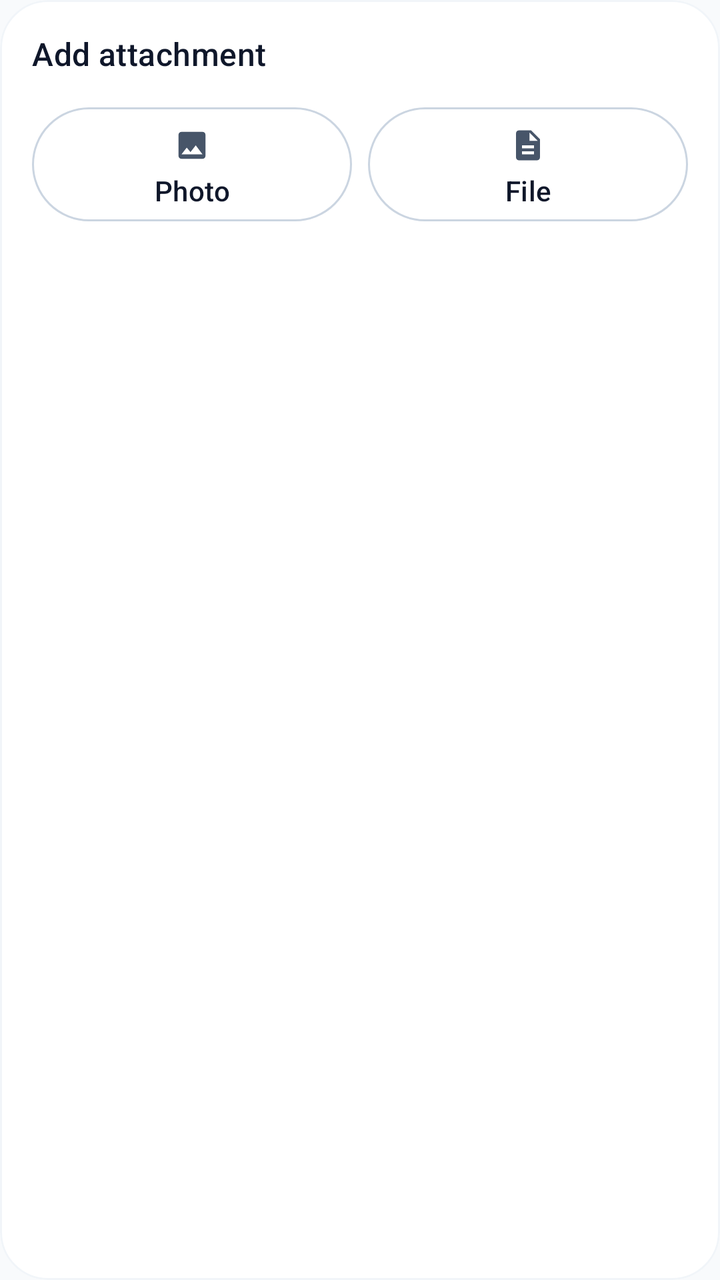
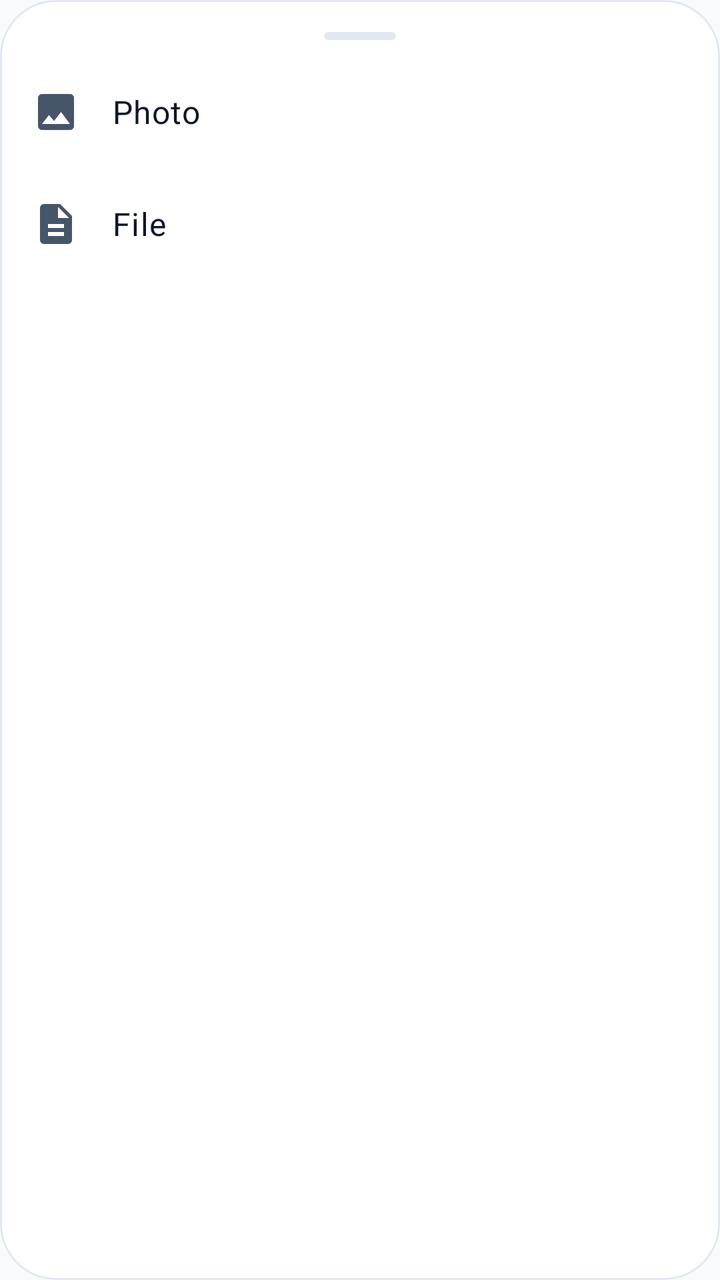

Two renders of the same Android screen: before a commit and after it. Below are the layout's source before the change and the commit's diff.
<!-- AndroidManifest.xml: application theme Theme.NexaChat -->
<!-- res/layout/bottom_sheet_attachment_picker.xml -->
<?xml version="1.0" encoding="utf-8"?>
<com.google.android.material.card.MaterialCardView xmlns:android="http://schemas.android.com/apk/res/android"
    xmlns:app="http://schemas.android.com/apk/res-auto"
    android:id="@+id/attachmentSheetRoot"
    android:layout_width="match_parent"
    android:layout_height="wrap_content"
    app:cardBackgroundColor="?attr/colorSurface"
    app:cardCornerRadius="24dp"
    app:cardElevation="0dp"
    app:strokeColor="?attr/colorSurfaceVariant"
    app:strokeWidth="1dp">

    <LinearLayout
        android:layout_width="match_parent"
        android:layout_height="wrap_content"
        android:orientation="vertical"
        android:padding="16dp">

        <TextView
            android:layout_width="match_parent"
            android:layout_height="wrap_content"
            android:paddingBottom="12dp"
            android:text="@string/attachment_picker_title"
            android:textAppearance="?attr/textAppearanceTitleMedium"
            android:textColor="?attr/colorOnSurface" />

        <LinearLayout
            android:layout_width="match_parent"
            android:layout_height="wrap_content"
            android:orientation="horizontal">

            <com.google.android.material.button.MaterialButton
                android:id="@+id/pickImage"
                style="@style/Widget.Material3.Button.OutlinedButton"
                android:layout_width="0dp"
                android:layout_height="wrap_content"
                android:layout_marginEnd="4dp"
                android:layout_weight="1"
                android:minHeight="@dimen/min_touch_target"
                android:text="@string/attachment_pick_image"
                android:textColor="?attr/colorOnSurface"
                app:icon="@drawable/ic_image"
                app:iconGravity="textTop"
                app:iconPadding="8dp"
                app:iconTint="?attr/colorOnSurfaceVariant" />

            <com.google.android.material.button.MaterialButton
                android:id="@+id/pickFile"
                style="@style/Widget.Material3.Button.OutlinedButton"
                android:layout_width="0dp"
                android:layout_height="wrap_content"
                android:layout_marginStart="4dp"
                android:layout_weight="1"
                android:minHeight="@dimen/min_touch_target"
                android:text="@string/attachment_pick_file"
                android:textColor="?attr/colorOnSurface"
                app:icon="@drawable/ic_description"
                app:iconGravity="textTop"
                app:iconPadding="8dp"
                app:iconTint="?attr/colorOnSurfaceVariant" />
        </LinearLayout>
    </LinearLayout>
</com.google.android.material.card.MaterialCardView>
<!-- resources referenced by this layout -->
<resources>
  <dimen name="min_touch_target">48dp</dimen>
  <string name="attachment_pick_file">File</string>
  <string name="attachment_pick_image">Photo</string>
  <string name="attachment_picker_title">Add attachment</string>
  <style name="Theme.NexaChat" parent="Theme.NexaChat.Views" />
  <color name="colorPrimary">@color/brand_indigo</color>
  <color name="colorOnPrimary">#FFFFFFFF</color>
  <color name="colorPrimaryContainer">@color/brand_indigo_container</color>
  <color name="colorOnPrimaryContainer">@color/brand_on_indigo_container</color>
  <color name="colorSecondary">@color/slate_secondary</color>
  <color name="colorOnSecondary">#FFFFFFFF</color>
  <color name="colorSecondaryContainer">@color/slate_secondary_container</color>
  <color name="colorOnSecondaryContainer">@color/slate_on_secondary_container</color>
  <color name="colorTertiary">@color/tertiary_sky</color>
  <color name="colorOnTertiary">#FF082F49</color>
  <color name="colorTertiaryContainer">@color/tertiary_sky_container</color>
  <color name="colorOnTertiaryContainer">@color/tertiary_on_sky_container</color>
  <color name="colorError">@color/error_red</color>
  <color name="colorOnError">#FFFFFFFF</color>
  <color name="colorErrorContainer">@color/error_container_light</color>
  <color name="colorOnErrorContainer">@color/on_error_container_light</color>
  <color name="colorBackground">@color/background_light</color>
  <color name="colorOnBackground">@color/text_primary_light</color>
  <color name="colorSurface">@color/surface_light</color>
  <color name="colorOnSurface">@color/text_primary_light</color>
  <color name="colorSurfaceVariant">@color/surface_variant_light</color>
  <color name="surface_container_low_light">#FFF8FAFC</color>
  <color name="surface_container_light">#FFF1F5F9</color>
  <color name="surface_container_high_light">#FFE2E8F0</color>
  <color name="colorOnSurfaceVariant">@color/text_secondary_light</color>
  <color name="colorOutline">@color/slate_border</color>
  <color name="colorOutlineVariant">@color/slate_divider</color>
  <style name="TextAppearance.NexaChat.TitleLarge" parent="TextAppearance.Material3.TitleLarge" />
  <style name="TextAppearance.NexaChat.TitleSmall" parent="TextAppearance.Material3.TitleSmall" />
  <style name="TextAppearance.NexaChat.BodyLarge" parent="TextAppearance.Material3.BodyLarge" />
  <style name="TextAppearance.NexaChat.BodyMedium" parent="TextAppearance.Material3.BodyMedium" />
  <style name="TextAppearance.NexaChat.BodySmall" parent="TextAppearance.Material3.BodySmall" />
  <style name="TextAppearance.NexaChat.LabelLarge" parent="TextAppearance.Material3.LabelLarge" />
  <style name="TextAppearance.NexaChat.LabelMedium" parent="TextAppearance.Material3.LabelMedium" />
  <style name="TextAppearance.NexaChat.LabelSmall" parent="TextAppearance.Material3.LabelSmall" />
  <color name="brand_indigo">#FF6D28D9</color>
  <color name="brand_indigo_container">#FFEDE9FE</color>
  <color name="brand_on_indigo_container">#FF2E1065</color>
  <color name="slate_secondary">#FF505F76</color>
  <color name="slate_secondary_container">#FFD0E1FB</color>
  <color name="slate_on_secondary_container">#FF1D283A</color>
  <color name="tertiary_sky">#FF0EA5E9</color>
  <color name="tertiary_sky_container">#FFBAE6FD</color>
  <color name="tertiary_on_sky_container">#FF075985</color>
  <color name="error_red">#FFBA1A1A</color>
  <color name="error_container_light">#FFFFDAD6</color>
  <color name="on_error_container_light">#FF93000A</color>
  <color name="background_light">#FFF8FAFC</color>
  <color name="text_primary_light">#FF0F172A</color>
  <color name="surface_light">#FFFFFFFF</color>
  <color name="surface_variant_light">#FFF1F5F9</color>
  <color name="text_secondary_light">#FF475569</color>
  <color name="slate_border">#FFCBD5E1</color>
  <color name="slate_divider">#FFE2E8F0</color>
  <dimen name="corner_sm">8dp</dimen>
  <dimen name="corner_md">12dp</dimen>
  <dimen name="corner_lg">16dp</dimen>
  <!-- unchanged entries left out for length: 11 -->
</resources>

<!-- the commit's change to res/layout/bottom_sheet_attachment_picker.xml (unified diff, before → after) -->
@@ -5,59 +5,82 @@
     android:layout_width="match_parent"
     android:layout_height="wrap_content"
     app:cardBackgroundColor="?attr/colorSurface"
-    app:cardCornerRadius="24dp"
+    app:cardCornerRadius="28dp"
     app:cardElevation="0dp"
-    app:strokeColor="?attr/colorSurfaceVariant"
+    app:strokeColor="?attr/colorOutlineVariant"
     app:strokeWidth="1dp">
 
     <LinearLayout
         android:layout_width="match_parent"
         android:layout_height="wrap_content"
         android:orientation="vertical"
-        android:padding="16dp">
+        android:paddingTop="8dp"
+        android:paddingBottom="16dp">
 
-        <TextView
+        <com.google.android.material.card.MaterialCardView
+            android:layout_width="36dp"
+            android:layout_height="4dp"
+            android:layout_gravity="center_horizontal"
+            android:layout_marginTop="8dp"
+            android:layout_marginBottom="8dp"
+            android:importantForAccessibility="no"
+            app:cardBackgroundColor="?attr/colorOutlineVariant"
+            app:cardCornerRadius="2dp"
+            app:cardElevation="0dp"
+            app:strokeWidth="0dp" />
+
+        <LinearLayout
+            android:id="@+id/pickImage"
             android:layout_width="match_parent"
             android:layout_height="wrap_content"
-            android:paddingBottom="12dp"
-            android:text="@string/attachment_picker_title"
-            android:textAppearance="?attr/textAppearanceTitleMedium"
-            android:textColor="?attr/colorOnSurface" />
+            android:background="?attr/selectableItemBackground"
+            android:gravity="center_vertical"
+            android:minHeight="56dp"
+            android:orientation="horizontal"
+            android:paddingHorizontal="16dp"
+            android:paddingVertical="12dp">
+
+            <ImageView
+                android:layout_width="24dp"
+                android:layout_height="24dp"
+                android:importantForAccessibility="no"
+                android:src="@drawable/ic_image"
+                app:tint="?attr/colorOnSurfaceVariant" />
+
+            <TextView
+                android:layout_width="match_parent"
+                android:layout_height="wrap_content"
+                android:layout_marginStart="16dp"
+                android:text="@string/attachment_pick_image"
+                android:textAppearance="?attr/textAppearanceBodyLarge"
+                android:textColor="?attr/colorOnSurface" />
+        </LinearLayout>
 
         <LinearLayout
+            android:id="@+id/pickFile"
             android:layout_width="match_parent"
             android:layout_height="wrap_content"
-            android:orientation="horizontal">
+            android:background="?attr/selectableItemBackground"
+            android:gravity="center_vertical"
+            android:minHeight="56dp"
+            android:orientation="horizontal"
+            android:paddingHorizontal="16dp"
+            android:paddingVertical="12dp">
 
-            <com.google.android.material.button.MaterialButton
-                android:id="@+id/pickImage"
-                style="@style/Widget.Material3.Button.OutlinedButton"
-                android:layout_width="0dp"
+            <ImageView
+                android:layout_width="24dp"
+                android:layout_height="24dp"
+                android:importantForAccessibility="no"
+                android:src="@drawable/ic_description"
+                app:tint="?attr/colorOnSurfaceVariant" />
+
+            <TextView
+                android:layout_width="match_parent"
                 android:layout_height="wrap_content"
-                android:layout_marginEnd="4dp"
-                android:layout_weight="1"
-                android:minHeight="@dimen/min_touch_target"
-                android:text="@string/attachment_pick_image"
-                android:textColor="?attr/colorOnSurface"
-                app:icon="@drawable/ic_image"
-                app:iconGravity="textTop"
-                app:iconPadding="8dp"
-                app:iconTint="?attr/colorOnSurfaceVariant" />
-
-            <com.google.android.material.button.MaterialButton
-                android:id="@+id/pickFile"
-                style="@style/Widget.Material3.Button.OutlinedButton"
-                android:layout_width="0dp"
-                android:layout_height="wrap_content"
-                android:layout_marginStart="4dp"
-                android:layout_weight="1"
-                android:minHeight="@dimen/min_touch_target"
+                android:layout_marginStart="16dp"
                 android:text="@string/attachment_pick_file"
-                android:textColor="?attr/colorOnSurface"
-                app:icon="@drawable/ic_description"
-                app:iconGravity="textTop"
-                app:iconPadding="8dp"
-                app:iconTint="?attr/colorOnSurfaceVariant" />
+                android:textAppearance="?attr/textAppearanceBodyLarge"
+                android:textColor="?attr/colorOnSurface" />
         </LinearLayout>
     </LinearLayout>
 </com.google.android.material.card.MaterialCardView>
<!-- resource entries referenced after the edit -->
@@ -3,7 +3,6 @@
   <dimen name="min_touch_target">48dp</dimen>
   <string name="attachment_pick_file">File</string>
   <string name="attachment_pick_image">Photo</string>
-  <string name="attachment_picker_title">Add attachment</string>
   <style name="Theme.NexaChat" parent="Theme.NexaChat.Views" />
   <color name="colorPrimary">@color/brand_indigo</color>
   <color name="colorOnPrimary">#FFFFFFFF</color>
